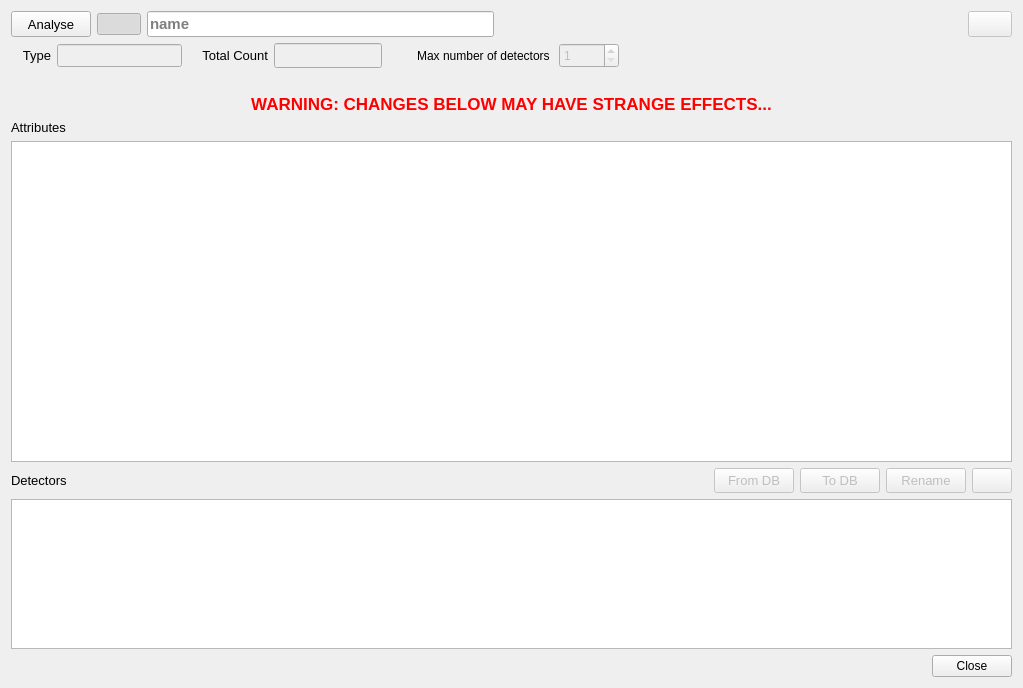
Old version of the form gui/daq/dialog_spectrum.ui in the repository usnistgov/qpx-gamma.
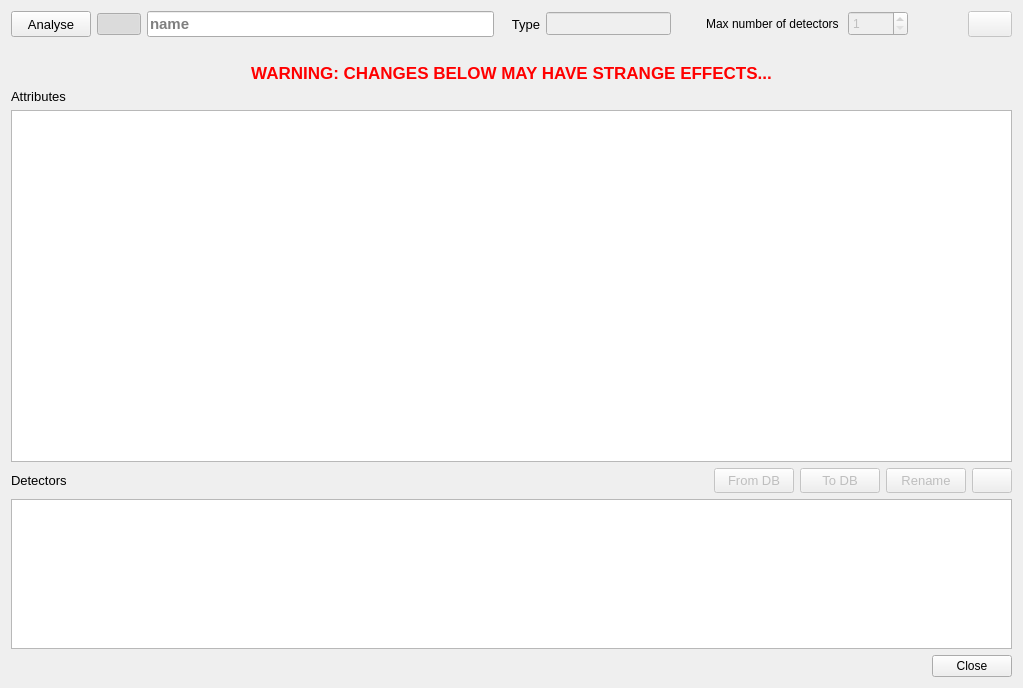
New version of the form. Icons and pictures are not drawn.

Patch:
```diff
--- a/gui/daq/dialog_spectrum.ui
+++ b/gui/daq/dialog_spectrum.ui
@@ -18,7 +18,7 @@
     <normaloff>:/new/icons/qpx.xpm</normaloff>:/new/icons/qpx.xpm</iconset>
   </property>
   <layout class="QGridLayout" name="gridLayout">
-   <item row="6" column="0">
+   <item row="5" column="0">
     <layout class="QHBoxLayout" name="horizontalLayout_5">
      <property name="sizeConstraint">
       <enum>QLayout::SetMinimumSize</enum>
@@ -189,7 +189,7 @@
      </item>
     </layout>
    </item>
-   <item row="7" column="0">
+   <item row="6" column="0">
     <widget class="QTableView" name="tableDetectors">
      <property name="maximumSize">
       <size>
@@ -199,7 +199,7 @@
      </property>
     </widget>
    </item>
-   <item row="8" column="0">
+   <item row="7" column="0">
     <widget class="QDialogButtonBox" name="buttonBox">
      <property name="orientation">
       <enum>Qt::Horizontal</enum>
@@ -209,7 +209,7 @@
      </property>
     </widget>
    </item>
-   <item row="4" column="0">
+   <item row="3" column="0">
     <widget class="QLabel" name="label_13">
      <property name="font">
       <font>
@@ -335,50 +335,6 @@
       </widget>
      </item>
      <item>
-      <widget class="QLabel" name="label_4">
-       <property name="text">
-        <string/>
-       </property>
-      </widget>
-     </item>
-     <item>
-      <widget class="QPushButton" name="pushDelete">
-       <property name="enabled">
-        <bool>false</bool>
-       </property>
-       <property name="maximumSize">
-        <size>
-         <width>44</width>
-         <height>32</height>
-        </size>
-       </property>
-       <property name="toolTip">
-        <string>Delete spectrum from project</string>
-       </property>
-       <property name="text">
-        <string/>
-       </property>
-       <property name="icon">
-        <iconset resource="../resources/qpxres.qrc">
-         <normaloff>:/icons/oxy/16/editdelete.png</normaloff>:/icons/oxy/16/editdelete.png</iconset>
-       </property>
-      </widget>
-     </item>
-    </layout>
-   </item>
-   <item row="2" column="0">
-    <widget class="QLabel" name="labelDescription">
-     <property name="text">
-      <string/>
-     </property>
-    </widget>
-   </item>
-   <item row="5" column="0">
-    <widget class="QTreeView" name="treeAttribs"/>
-   </item>
-   <item row="1" column="0">
-    <layout class="QHBoxLayout" name="horizontalLayout_4">
-     <item>
       <widget class="QLabel" name="label">
        <property name="sizePolicy">
         <sizepolicy hsizetype="Maximum" vsizetype="Preferred">
@@ -438,64 +394,6 @@
        </property>
       </widget>
      </item>
-     <item>
-      <widget class="QLabel" name="label_8">
-       <property name="sizePolicy">
-        <sizepolicy hsizetype="Maximum" vsizetype="Preferred">
-         <horstretch>0</horstretch>
-         <verstretch>0</verstretch>
-        </sizepolicy>
-       </property>
-       <property name="minimumSize">
-        <size>
-         <width>80</width>
-         <height>0</height>
-        </size>
-       </property>
-       <property name="maximumSize">
-        <size>
-         <width>80</width>
-         <height>16777215</height>
-        </size>
-       </property>
-       <property name="font">
-        <font>
-         <pointsize>10</pointsize>
-        </font>
-       </property>
-       <property name="text">
-        <string>Total Count</string>
-       </property>
-       <property name="alignment">
-        <set>Qt::AlignRight|Qt::AlignTrailing|Qt::AlignVCenter</set>
-       </property>
-      </widget>
-     </item>
-     <item>
-      <widget class="QLineEdit" name="lineTotalCount">
-       <property name="enabled">
-        <bool>false</bool>
-       </property>
-       <property name="sizePolicy">
-        <sizepolicy hsizetype="Maximum" vsizetype="Fixed">
-         <horstretch>0</horstretch>
-         <verstretch>0</verstretch>
-        </sizepolicy>
-       </property>
-       <property name="minimumSize">
-        <size>
-         <width>100</width>
-         <height>25</height>
-        </size>
-       </property>
-       <property name="maximumSize">
-        <size>
-         <width>16777215</width>
-         <height>16777215</height>
-        </size>
-       </property>
-      </widget>
-     </item>
      <item>
       <widget class="QLabel" name="label_9">
        <property name="minimumSize">
@@ -550,15 +448,48 @@
       </widget>
      </item>
      <item>
-      <widget class="QLabel" name="label_2">
+      <widget class="QLabel" name="label_4">
        <property name="text">
         <string/>
        </property>
       </widget>
      </item>
+     <item>
+      <widget class="QPushButton" name="pushDelete">
+       <property name="enabled">
+        <bool>false</bool>
+       </property>
+       <property name="maximumSize">
+        <size>
+         <width>44</width>
+         <height>32</height>
+        </size>
+       </property>
+       <property name="toolTip">
+        <string>Delete spectrum from project</string>
+       </property>
+       <property name="text">
+        <string/>
+       </property>
+       <property name="icon">
+        <iconset resource="../resources/qpxres.qrc">
+         <normaloff>:/icons/oxy/16/editdelete.png</normaloff>:/icons/oxy/16/editdelete.png</iconset>
+       </property>
+      </widget>
+     </item>
     </layout>
    </item>
-   <item row="3" column="0">
+   <item row="1" column="0">
+    <widget class="QLabel" name="labelDescription">
+     <property name="text">
+      <string/>
+     </property>
+    </widget>
+   </item>
+   <item row="4" column="0">
+    <widget class="QTreeView" name="treeAttribs"/>
+   </item>
+   <item row="2" column="0">
     <widget class="QLabel" name="labelWarning">
      <property name="enabled">
       <bool>true</bool>
```
